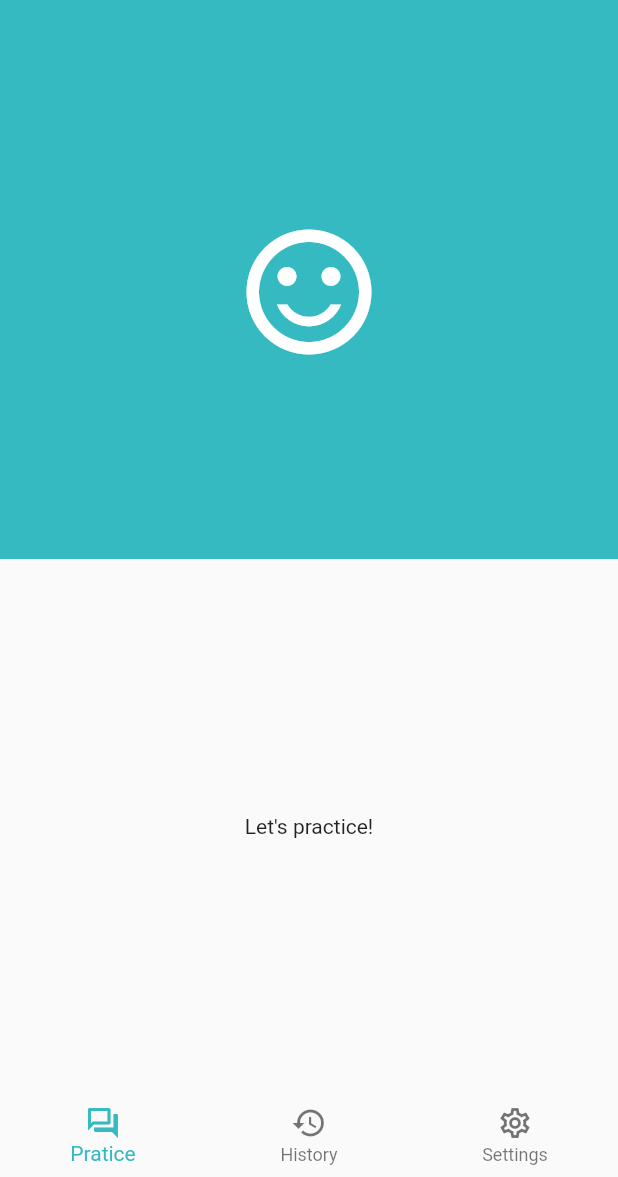
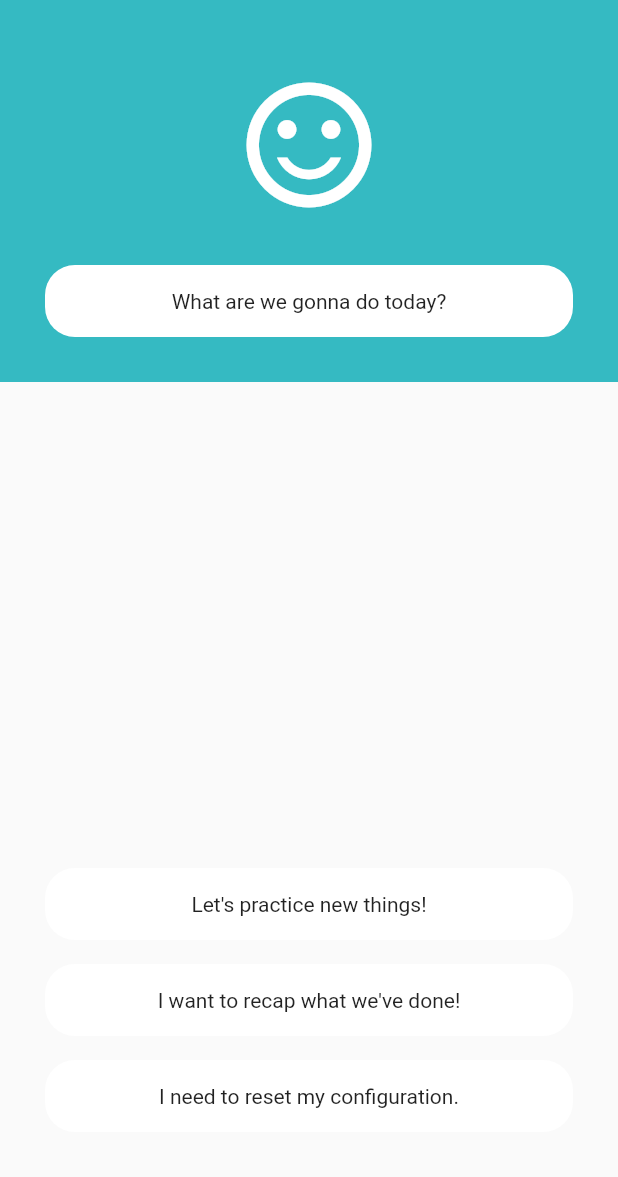
Before and after one commit to gdg-yonsei/fluentify-flutter, a Flutter app: the screen it shows after launch, on a phone screen of 412 x 824 dp, the part 59-1236 px from its top. Run offline on Flutter 3.47's test engine with Material 2 defaults, Android fonts, the phone set to English and light mode, and no system bars.

Commit message:
feat: refactor screens

```diff
--- /dev/null
+++ b/lib/interfaces/conversation.dart
@@ -0,0 +1,13 @@
+class Conversation {
+  final String question;
+  final List<ConversationAnswerOption> answerOptions;
+
+  Conversation({required this.question, required this.answerOptions});
+}
+
+class ConversationAnswerOption {
+  final String label;
+  final Function? onTap;
+
+  ConversationAnswerOption({required this.label, this.onTap});
+}
--- /dev/null
+++ b/lib/screens/history.dart
@@ -0,0 +1,16 @@
+import 'package:fluentify/widgets/common/appbar.dart';
+import 'package:flutter/material.dart';
+
+class HistoryScreen extends StatelessWidget {
+  const HistoryScreen({super.key});
+
+  @override
+  Widget build(BuildContext context) {
+    return const Scaffold(
+      appBar: FluentifyAppBar(canGoBack: true),
+      body: SafeArea(
+        child: Text('History'),
+      ),
+    );
+  }
+}
--- a/lib/screens/home.dart
+++ b/lib/screens/home.dart
@@ -1,64 +1,53 @@
+import 'package:fluentify/interfaces/conversation.dart';
+import 'package:fluentify/screens/history.dart';
+import 'package:fluentify/screens/settings.dart';
+import 'package:fluentify/widgets/common/appbar.dart';
+import 'package:fluentify/widgets/common/conversation-template.dart';
 import 'package:flutter/material.dart';
 
-import '../widgets/home/fragments/history.dart';
-import '../widgets/home/fragments/practice.dart';
-import '../widgets/home/fragments/settings.dart';
+class HomeScreen extends StatefulWidget {
+  const HomeScreen({super.key});
 
-class HomeScreen extends StatefulWidget {
-  HomeScreen({super.key});
-
-  final List<Widget> _fragments = [
-    const PracticeFragment(),
-    const HistoryFragment(),
-    const SettingsFragment(),
-  ];
+  Conversation _generateGreetingConversation(BuildContext context) {
+    return Conversation(
+      question: 'What are we gonna do today?',
+      answerOptions: [
+        ConversationAnswerOption(label: "Let's practice new things!"),
+        ConversationAnswerOption(
+          label: "I want to recap what we've done!",
+          onTap: () {
+            Navigator.push(
+              context,
+              MaterialPageRoute(builder: (context) => const HistoryScreen()),
+            );
+          },
+        ),
+        ConversationAnswerOption(
+          label: "I need to reset my configuration.",
+          onTap: () {
+            Navigator.push(
+              context,
+              MaterialPageRoute(builder: (context) => const SettingsScreen()),
+            );
+          },
+        ),
+      ],
+    );
+  }
 
   @override
   State<HomeScreen> createState() => _HomeScreenState();
 }
 
 class _HomeScreenState extends State<HomeScreen> {
-  int _currentFragmentIndex = 0;
-
-  void _navigate(int index) {
-    setState(() {
-      _currentFragmentIndex = index;
-    });
-  }
-
   @override
   Widget build(BuildContext context) {
     return Scaffold(
-      appBar: AppBar(
-        title: const Text(
-          'fluentify',
-          style: TextStyle(
-            color: Colors.white,
-            fontWeight: FontWeight.bold,
-          ),
+      appBar: const FluentifyAppBar(),
+      body: SafeArea(
+        child: ConversationTemplate(
+          conversation: widget._generateGreetingConversation(context),
         ),
-        backgroundColor: Theme.of(context).colorScheme.primary,
-        elevation: 0,
-      ),
-      body: widget._fragments[_currentFragmentIndex],
-      bottomNavigationBar: BottomNavigationBar(
-        items: const [
-          BottomNavigationBarItem(
-            icon: Icon(Icons.question_answer_outlined),
-            label: 'Pratice',
-          ),
-          BottomNavigationBarItem(
-            icon: Icon(Icons.history_outlined),
-            label: 'History',
-          ),
-          BottomNavigationBarItem(
-            icon: Icon(Icons.settings_outlined),
-            label: 'Settings',
-          )
-        ],
-        currentIndex: _currentFragmentIndex,
-        onTap: _navigate,
-        elevation: 0,
       ),
     );
   }
--- /dev/null
+++ b/lib/screens/settings.dart
@@ -0,0 +1,16 @@
+import 'package:fluentify/widgets/common/appbar.dart';
+import 'package:flutter/material.dart';
+
+class SettingsScreen extends StatelessWidget {
+  const SettingsScreen({super.key});
+
+  @override
+  Widget build(BuildContext context) {
+    return const Scaffold(
+      appBar: FluentifyAppBar(canGoBack: true),
+      body: SafeArea(
+        child: Text('Settings'),
+      ),
+    );
+  }
+}
--- /dev/null
+++ b/lib/widgets/common/appbar.dart
@@ -0,0 +1,34 @@
+import 'package:flutter/material.dart';
+
+class FluentifyAppBar extends StatelessWidget implements PreferredSizeWidget {
+  final bool canGoBack;
+
+  const FluentifyAppBar({super.key, this.canGoBack = false});
+
+  @override
+  Size get preferredSize => const Size.fromHeight(kToolbarHeight);
+
+  @override
+  Widget build(BuildContext context) {
+    return AppBar(
+      title: const Text(
+        'fluentify',
+        style: TextStyle(
+          color: Colors.white,
+          fontWeight: FontWeight.bold,
+        ),
+      ),
+      leading: canGoBack
+          ? IconButton(
+              onPressed: () => Navigator.pop(context),
+              icon: const Icon(
+                Icons.arrow_back_outlined,
+                color: Colors.white,
+              ),
+            )
+          : null,
+      backgroundColor: Theme.of(context).colorScheme.primary,
+      elevation: 0,
+    );
+  }
+}
--- /dev/null
+++ b/lib/widgets/common/avatar.dart
@@ -0,0 +1,19 @@
+import 'package:flutter/material.dart';
+
+class Avatar extends StatefulWidget {
+  const Avatar({super.key});
+
+  @override
+  State<Avatar> createState() => _AvatarState();
+}
+
+class _AvatarState extends State<Avatar> {
+  @override
+  Widget build(BuildContext context) {
+    return const Icon(
+      Icons.sentiment_satisfied_outlined,
+      size: 100,
+      color: Colors.white,
+    );
+  }
+}
--- /dev/null
+++ b/lib/widgets/common/conversation-template.dart
@@ -0,0 +1,71 @@
+import 'package:fluentify/interfaces/conversation.dart';
+import 'package:fluentify/widgets/common/avatar.dart';
+import 'package:flutter/material.dart';
+
+class ConversationTemplate extends StatelessWidget {
+  final Conversation conversation;
+
+  const ConversationTemplate({super.key, required this.conversation});
+
+  @override
+  Widget build(BuildContext context) {
+    return Column(
+      crossAxisAlignment: CrossAxisAlignment.stretch,
+      children: [
+        Container(
+          color: Theme.of(context).colorScheme.primary,
+          padding: const EdgeInsets.all(30),
+          child: Column(
+            crossAxisAlignment: CrossAxisAlignment.center,
+            children: [
+              const Avatar(),
+              const SizedBox(height: 30),
+              SpeechBubble(label: conversation.question),
+            ],
+          ),
+        ),
+        Expanded(
+          child: Container(
+            alignment: Alignment.bottomCenter,
+            padding: const EdgeInsets.all(30),
+            child: ListView.separated(
+              shrinkWrap: true,
+              itemCount: conversation.answerOptions.length,
+              itemBuilder: (context, index) {
+                final option = conversation.answerOptions[index];
+
+                return SpeechBubble(label: option.label, onTap: option.onTap);
+              },
+              separatorBuilder: (context, index) {
+                return const SizedBox(height: 16);
+              },
+            ),
+          ),
+        ),
+      ],
+    );
+  }
+}
+
+class SpeechBubble extends StatelessWidget {
+  final String label;
+  final Function? onTap;
+
+  const SpeechBubble({super.key, required this.label, this.onTap});
+
+  @override
+  Widget build(BuildContext context) {
+    return GestureDetector(
+      onTap: () => onTap?.call(),
+      child: Container(
+        padding: const EdgeInsets.all(16),
+        decoration: BoxDecoration(
+          color: Colors.white,
+          borderRadius: BorderRadius.circular(20),
+        ),
+        alignment: Alignment.center,
+        child: Text(label),
+      ),
+    );
+  }
+}
--- a/lib/widgets/home/fragments/history.dart
+++ /dev/null
@@ -1,15 +0,0 @@
-import 'package:flutter/material.dart';
-
-class HistoryFragment extends StatefulWidget {
-  const HistoryFragment({super.key});
-
-  @override
-  State<HistoryFragment> createState() => _HistoryFragmentState();
-}
-
-class _HistoryFragmentState extends State<HistoryFragment> {
-  @override
-  Widget build(BuildContext context) {
-    return const Text('History');
-  }
-}
--- a/lib/widgets/home/fragments/practice.dart
+++ /dev/null
@@ -1,44 +0,0 @@
-import 'package:flutter/material.dart';
-
-class PracticeFragment extends StatefulWidget {
-  const PracticeFragment({super.key});
-
-  @override
-  State<PracticeFragment> createState() => _PracticeFragmentState();
-}
-
-class _PracticeFragmentState extends State<PracticeFragment> {
-  @override
-  Widget build(BuildContext context) {
-    return Column(
-      crossAxisAlignment: CrossAxisAlignment.stretch,
-      children: <Widget>[
-        Expanded(
-          child: Container(
-            color: Theme.of(context).colorScheme.primary,
-            child: const Column(
-              crossAxisAlignment: CrossAxisAlignment.center,
-              mainAxisAlignment: MainAxisAlignment.center,
-              children: [
-                Icon(
-                  Icons.sentiment_satisfied_outlined,
-                  size: 100,
-                  color: Colors.white,
-                ),
-              ],
-            ),
-          ),
-        ),
-        const Expanded(
-          child: Column(
-            crossAxisAlignment: CrossAxisAlignment.center,
-            mainAxisAlignment: MainAxisAlignment.center,
-            children: [
-              Text("Let's practice!"),
-            ],
-          ),
-        ),
-      ],
-    );
-  }
-}
--- a/lib/widgets/home/fragments/settings.dart
+++ /dev/null
@@ -1,15 +0,0 @@
-import 'package:flutter/material.dart';
-
-class SettingsFragment extends StatefulWidget {
-  const SettingsFragment({super.key});
-
-  @override
-  State<SettingsFragment> createState() => _SettingsFragmentState();
-}
-
-class _SettingsFragmentState extends State<SettingsFragment> {
-  @override
-  Widget build(BuildContext context) {
-    return const Text('Settings');
-  }
-}
```
Also changed, not shown: lib/screens/topic.dart (added).
